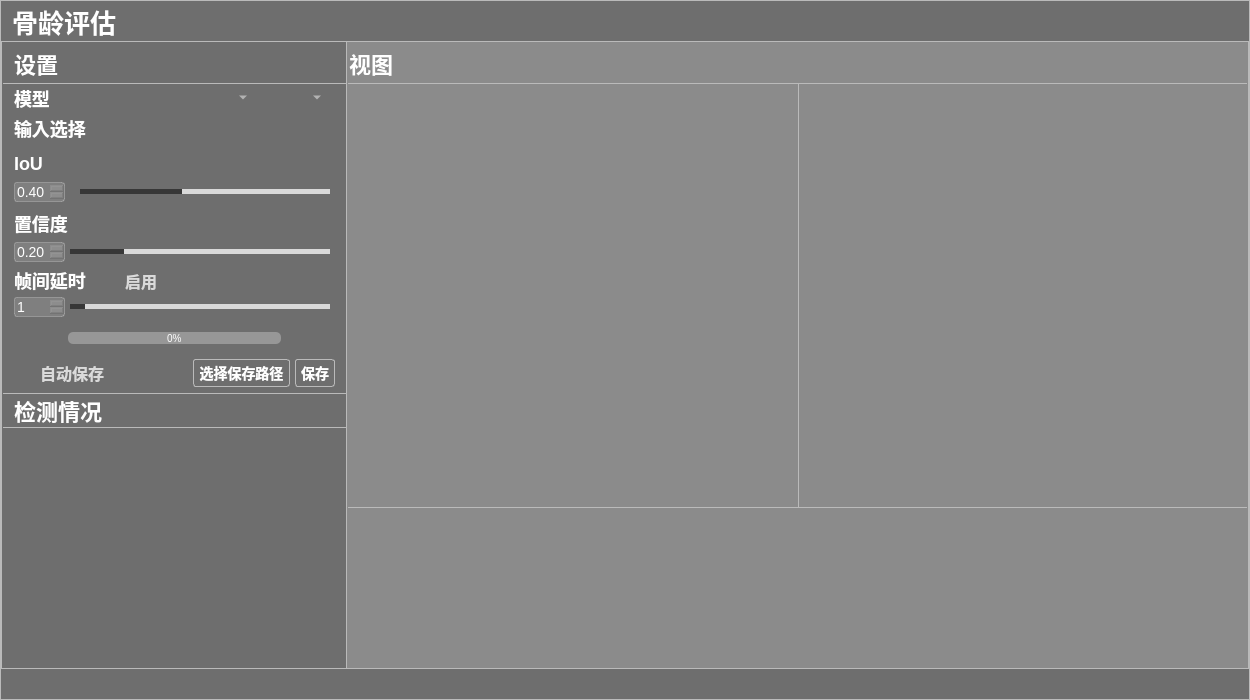
Qt form mainUI/mainUI.ui (2023YuJun/boneage_pyqt5) before a commit.
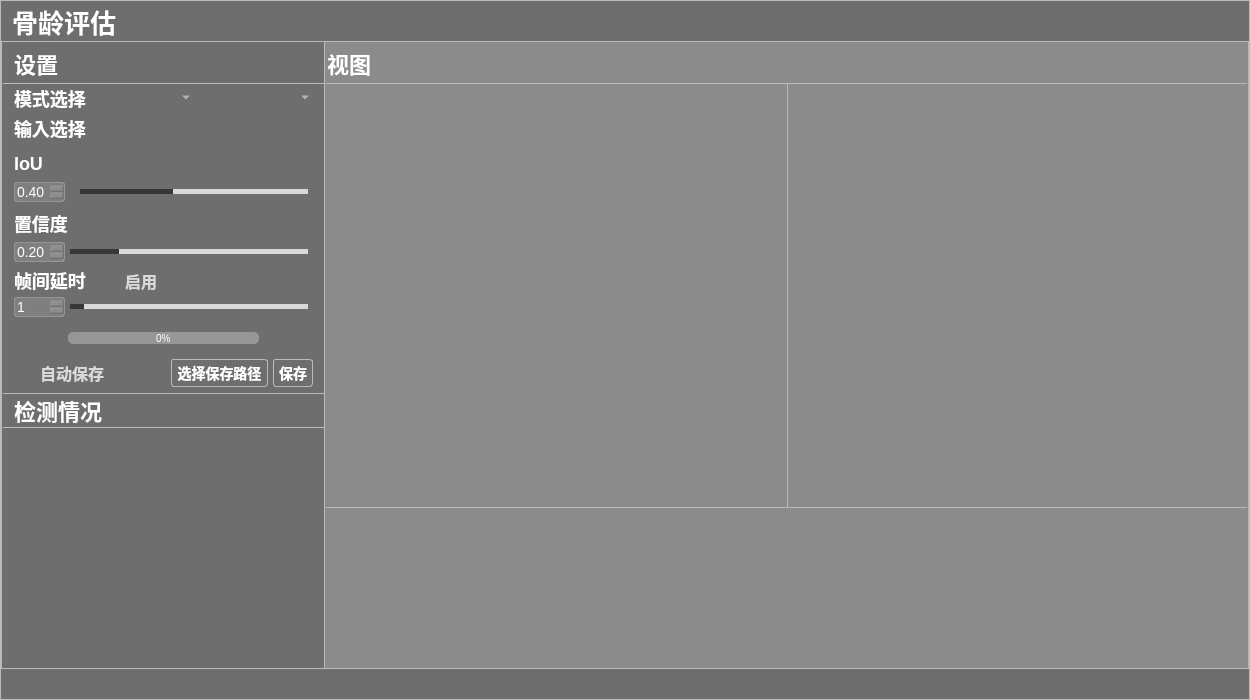
The same form after that commit. Icons and pictures are not drawn.

Patch:
```diff
--- a/mainUI/mainUI.ui
+++ b/mainUI/mainUI.ui
@@ -384,7 +384,7 @@
                  <number>0</number>
                 </property>
                 <property name="rightMargin">
-                 <number>20</number>
+                 <number>10</number>
                 </property>
                 <property name="bottomMargin">
                  <number>0</number>
@@ -399,7 +399,7 @@
                   </property>
                   <property name="maximumSize">
                    <size>
-                    <width>16777215</width>
+                    <width>80</width>
                     <height>16777215</height>
                    </size>
                   </property>
@@ -407,28 +407,21 @@
                    <string notr="true">font-size:18px;</string>
                   </property>
                   <property name="text">
-                   <string>模型</string>
+                   <string>模式选择</string>
                   </property>
                   <property name="indent">
                    <number>0</number>
                   </property>
                  </widget>
                 </item>
-                <item>
-                 <spacer name="horizontalSpacer_4">
-                  <property name="orientation">
-                   <enum>Qt::Horizontal</enum>
-                  </property>
-                  <property name="sizeHint" stdset="0">
-                   <size>
-                    <width>40</width>
-                    <height>20</height>
-                   </size>
-                  </property>
-                 </spacer>
-                </item>
                 <item>
                  <widget class="QComboBox" name="comboBox_task">
+                  <property name="maximumSize">
+                   <size>
+                    <width>100</width>
+                    <height>16777215</height>
+                   </size>
+                  </property>
                   <property name="styleSheet">
                    <string notr="true">QComboBox{
 font-family: &quot;Microsoft YaHei&quot;;
@@ -498,7 +491,7 @@
                  <number>0</number>
                 </property>
                 <property name="rightMargin">
-                 <number>20</number>
+                 <number>10</number>
                 </property>
                 <property name="bottomMargin">
                  <number>0</number>
@@ -1469,6 +1462,30 @@
                   </property>
                  </spacer>
                 </item>
+                <item>
+                 <widget class="QLabel" name="fps_label">
+                  <property name="minimumSize">
+                   <size>
+                    <width>44</width>
+                    <height>0</height>
+                   </size>
+                  </property>
+                  <property name="font">
+                   <font>
+                    <family>Microsoft YaHei</family>
+                    <pointsize>-1</pointsize>
+                    <weight>75</weight>
+                    <bold>true</bold>
+                   </font>
+                  </property>
+                  <property name="styleSheet">
+                   <string notr="true">font-size:22px;</string>
+                  </property>
+                  <property name="text">
+                   <string/>
+                  </property>
+                 </widget>
+                </item>
                </layout>
               </widget>
              </item>
```
